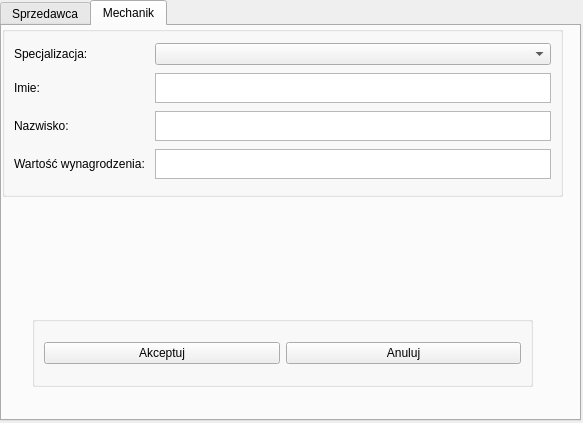
Old version of the form PROEProjekt2/addpersonnel.ui in the repository emroczko/CarDealershipManagmentApp.
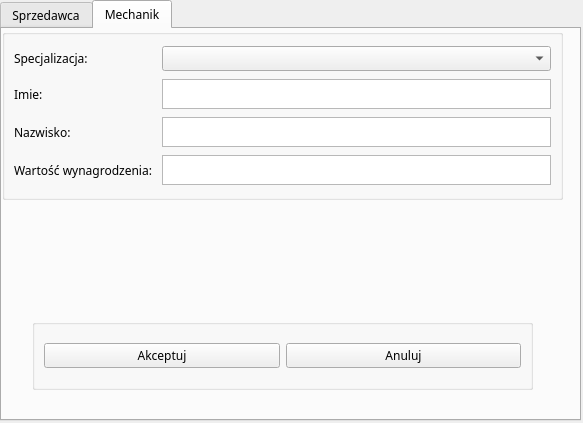
New version of the form.

Patch:
```diff
--- a/PROEProjekt2/addpersonnel.ui
+++ b/PROEProjekt2/addpersonnel.ui
@@ -22,6 +22,11 @@
      <height>421</height>
     </rect>
    </property>
+   <property name="font">
+    <font>
+     <family>Avenir Next</family>
+    </font>
+   </property>
    <property name="currentIndex">
     <number>1</number>
    </property>
@@ -196,6 +201,11 @@
      <layout class="QGridLayout" name="gridLayout_2">
       <item row="0" column="0">
        <widget class="QLabel" name="Specjalizacja_mechanik">
+        <property name="font">
+         <font>
+          <family>Avenir Next</family>
+         </font>
+        </property>
         <property name="text">
          <string>Specjalizacja: </string>
         </property>
```
